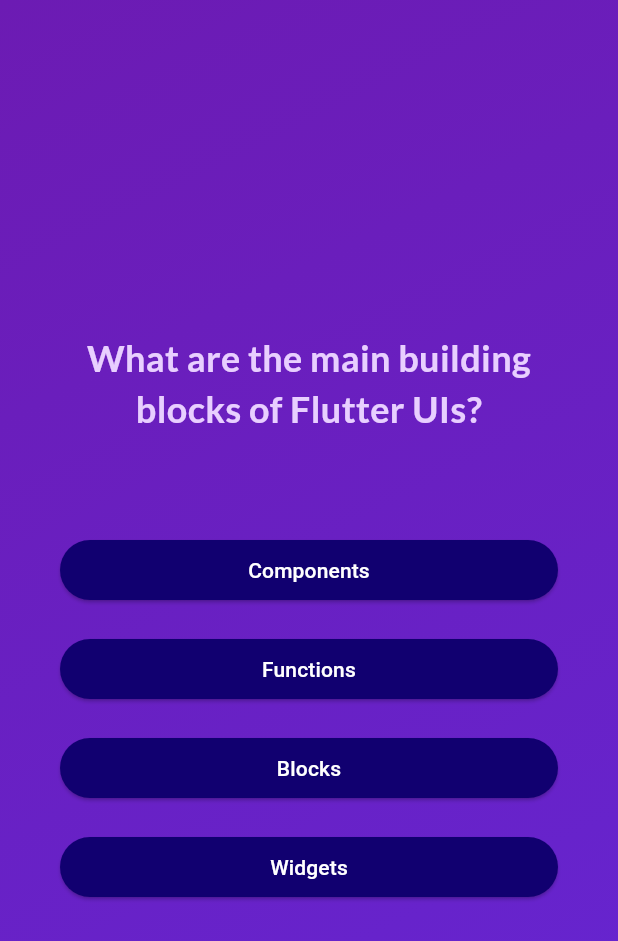
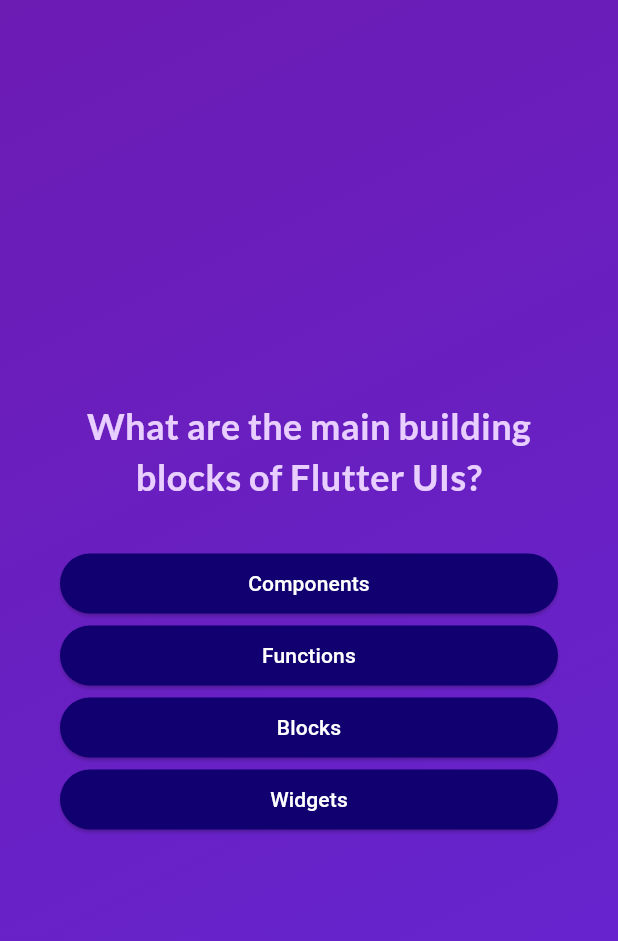
Before and after one commit to Joseph78888/Quiz-flutter-app, a Flutter app: the screen it shows after launch, after a tap on "Start Quiz", on a phone screen of 412 x 824 dp. Shown: the top 941 px of the screen. Run offline on Flutter 3.47's test engine with Material 3 defaults, Android fonts, the phone set to English and light mode, and no system bars; our stand-ins replace google_fonts.

Commit message:
comment out the files

```diff
--- a/lib/data/questions.dart
+++ b/lib/data/questions.dart
@@ -1,6 +1,10 @@
+// Import the QuizQuestion model to structure the quiz questions.
 import 'package:quizz_app/model/quiz_question.dart';
 
+// A constant list of QuizQuestion objects.
+// This list holds all the questions and their corresponding answers for the quiz.
 const questions = [
+
   QuizQuestion('What are the main building blocks of Flutter UIs?', [
     'Widgets',
     'Components',
--- a/lib/main.dart
+++ b/lib/main.dart
@@ -1,6 +1,11 @@
+// Import the essential material design package from Flutter.
 import 'package:flutter/material.dart';
+// Import the main Quiz widget, which serves as the root of the application.
 import 'package:quizz_app/quiz.dart';
 
+// The main function is the entry point for the Dart application.
 void main() {
+  // The runApp function inflates the given widget and attaches it to the screen.
+  // Here, we are running the Quiz widget, which contains the entire application logic.
   runApp(const Quiz());
 }
--- a/lib/ui/answer_button.dart
+++ b/lib/ui/answer_button.dart
@@ -1,21 +1,32 @@
+// Import the material design package from Flutter.
 import 'package:flutter/material.dart';
 
+// A custom button widget for displaying an answer option.
 class AnswerButton extends StatelessWidget {
+  // The constructor for the AnswerButton.
+  // It requires the answer text and a function to be called on tap.
   const AnswerButton(this.answerText, this.onTap, {super.key});
+
+  // The text to be displayed on the button.
   final String answerText;
+  // The function to be executed when the button is tapped.
   final void Function() onTap;
+
   @override
   Widget build(BuildContext context) {
+    // The ElevatedButton widget is used to create a styled button.
     return ElevatedButton(
       onPressed: onTap,
+      // The style property is used to customize the button's appearance.
       style: ElevatedButton.styleFrom(
-        padding: EdgeInsets.symmetric(vertical: 10, horizontal: 60),
+        padding: const EdgeInsets.symmetric(vertical: 10, horizontal: 60),
         backgroundColor: const Color.fromARGB(255, 17, 0, 112),
         foregroundColor: Colors.white,
         shape: RoundedRectangleBorder(
-          borderRadius: BorderRadiusGeometry.circular(40),
+          borderRadius: BorderRadius.circular(40),
         ),
       ),
+      // The child of the button is a Text widget displaying the answer text.
       child: Text(answerText, textAlign: TextAlign.center),
     );
   }
--- a/lib/ui/screens/question_screen.dart
+++ b/lib/ui/screens/question_screen.dart
@@ -1,22 +1,31 @@
+// Import necessary packages for Flutter UI, Google Fonts, and custom widgets/data.
 import 'package:flutter/material.dart';
 import 'package:google_fonts/google_fonts.dart';
 import 'package:quizz_app/ui/answer_button.dart';
 import 'package:quizz_app/data/questions.dart';
 
+// This widget displays the quiz questions and answer options.
 class QuestionScreen extends StatefulWidget {
+  // The constructor requires a function to be called when an answer is selected.
   const QuestionScreen({super.key, required this.onSelectAnswer});
 
+  // A callback function that is called with the selected answer.
   final void Function(String answer) onSelectAnswer;
 
   @override
   State<QuestionScreen> createState() => _QuestionScreenState();
 }
 
+// The state for the QuestionScreen widget.
 class _QuestionScreenState extends State<QuestionScreen> {
+  // Index to keep track of the current question being displayed.
   var curentQuestionIndex = 0;
 
+  // This function is called when an answer button is tapped.
   void answerQuestion(String selectedAnswer) {
+    // Call the callback function provided by the parent widget.
     widget.onSelectAnswer(selectedAnswer);
+    // Increment the question index to move to the next question.
     setState(() {
       curentQuestionIndex++;
     });
@@ -24,16 +33,20 @@ class _QuestionScreenState extends State<QuestionScreen> {
 
   @override
   Widget build(BuildContext context) {
+    // Get the current question from the questions list.
     final curentQuestion = questions[curentQuestionIndex];
+    // A SizedBox to ensure the content takes up the full width of the screen.
     return SizedBox(
       width: double.infinity,
+      // A Container to add some margin around the content.
       child: Container(
-        margin: EdgeInsets.all(40),
+        margin: const EdgeInsets.all(40),
+        // A Column to arrange the question and answers vertically.
         child: Column(
-          spacing: Checkbox.width,
           mainAxisAlignment: MainAxisAlignment.center,
           crossAxisAlignment: CrossAxisAlignment.stretch,
           children: [
+            // Display the question text with custom styling.
             Text(
               curentQuestion.question,
               style: GoogleFonts.lato(
@@ -43,11 +56,13 @@ class _QuestionScreenState extends State<QuestionScreen> {
               ),
               textAlign: TextAlign.center,
             ),
-            SizedBox(height: 30),
+            const SizedBox(height: 30),
+            // Use the spread operator to add the answer buttons to the list of children.
+            // The answers are shuffled before being displayed.
             ...curentQuestion.getShuffledAnswer().map((answer) {
               return AnswerButton(answer, () {
                 answerQuestion(answer);
-              }); // answerQuestion => pinter to the function.
+              });
             }),
           ],
         ),
--- a/lib/ui/screens/start_screen.dart
+++ b/lib/ui/screens/start_screen.dart
@@ -1,28 +1,32 @@
+// Import necessary packages for Flutter UI and Google Fonts.
 import 'package:flutter/material.dart';
 import 'package:google_fonts/google_fonts.dart';
 
-class StartScreen extends StatefulWidget {
+// This widget is the start screen of the quiz app.
+class StartScreen extends StatelessWidget {
+  // The constructor requires a function to be called to start the quiz.
   const StartScreen(this.startQuiz, {super.key});
 
+  // A callback function that is called when the 'Start Quiz' button is pressed.
   final void Function() startQuiz;
 
   @override
-  State<StartScreen> createState() => _StartScreenState();
-}
-
-class _StartScreenState extends State<StartScreen> {
-  @override
   Widget build(BuildContext context) {
+    // The Center widget centers its child within itself.
     return Center(
+      // A Column to arrange the widgets vertically.
       child: Column(
         mainAxisSize: MainAxisSize.min,
         children: [
+          // Display the quiz logo image.
           Image.asset(
             'assets/images/quiz-logo.png',
             width: 300,
+            // Apply a color filter to the image.
             color: const Color.fromARGB(219, 223, 215, 255),
           ),
           const SizedBox(height: 50),
+          // Display the title text with custom styling.
           Text(
             'Learn Flutter the Fun Way!',
             style: GoogleFonts.lato(
@@ -32,14 +36,15 @@ class _StartScreenState extends State<StartScreen> {
             ),
           ),
           const SizedBox(height: 30),
+          // An OutlinedButton with an icon to start the quiz.
           OutlinedButton.icon(
-            onPressed: widget.startQuiz,
+            onPressed: startQuiz,
             style: OutlinedButton.styleFrom(
               foregroundColor: const Color.fromARGB(255, 255, 255, 255),
-              textStyle: TextStyle(fontSize: 18),
+              textStyle: const TextStyle(fontSize: 18),
             ),
-            icon: Icon(Icons.arrow_back_ios),
-            label: Text('Start Quiz'),
+            icon: const Icon(Icons.arrow_forward),
+            label: const Text('Start Quiz'),
           ),
         ],
       ),
```
Also changed, not shown: lib/model/quiz_question.dart (+10 -0 lines), lib/quiz.dart (+16 -6 lines), lib/ui/question_summary.dart (+14 -1 lines), lib/ui/screens/resulte_screen.dart (+24 -9 lines), 1 other file.
